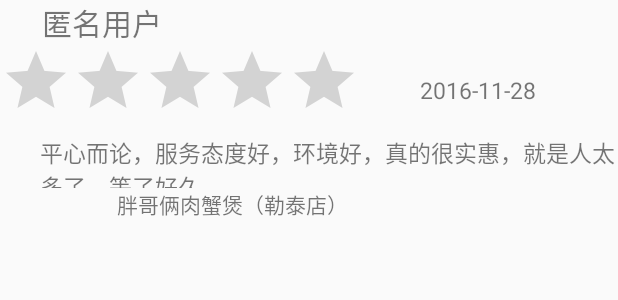
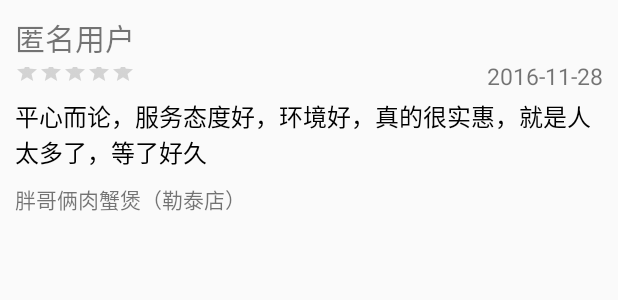
Before and after one commit to shihangqi/new_project, an Android app: the layout comment_item.xml on its own in the app's theme, with its tools: preview values and no code run, on a phone screen of 412 x 824 dp. Shown: the top 300 px of the screen. Run offline under Robolectric (Android 15) with nearby library versions, the light colour scheme and no system bars.

Commit message:
ui修改

```diff
--- a/app/src/main/AndroidManifest.xml
+++ b/app/src/main/AndroidManifest.xml
@@ -104,8 +104,6 @@
 
         <activity android:name=".ui.SettingAboutActivity">
         </activity>
-        <activity android:name=".ui.Index">
-        </activity>
     </application>
 
 </manifest>
--- a/app/src/main/java/com/example/lenovo/inequalitysign/ui/Index.java
+++ b/app/src/main/java/com/example/lenovo/inequalitysign/ui/Index.java
@@ -14,7 +14,7 @@ public class Index extends AppCompatActivity {
     protected void onCreate(Bundle savedInstanceState) {
         super.onCreate(savedInstanceState);
         setContentView(R.layout.activity_index);
-        new Handler().postDelayed(r,1000);
+        new Handler().postDelayed(r,3000);
 
     }
     Runnable r = new Runnable() {
--- a/app/src/main/res/layout/activity_index.xml
+++ b/app/src/main/res/layout/activity_index.xml
@@ -3,7 +3,7 @@
               xmlns:tools="http://schemas.android.com/tools"
               android:layout_width="match_parent"
               android:layout_height="match_parent"
-              android:background="#f0f0f0"
+              android:background="#ffffff"
               android:orientation="vertical"
               tools:context="com.example.lenovo.inequalitysign.ui.Index">
 
@@ -29,7 +29,7 @@
             android:textSize="18sp"
             android:text="不用等号的APP"
             android:layout_width="wrap_content"
-            android:layout_height="20dp" />
+            android:layout_height="25dp" />
     </LinearLayout>
     <TextView
         android:padding="90dp"
--- a/app/src/main/res/layout/activity_setting_about.xml
+++ b/app/src/main/res/layout/activity_setting_about.xml
@@ -48,7 +48,7 @@
             android:textSize="18sp"
             android:text="不用等号的APP"
             android:layout_width="wrap_content"
-            android:layout_height="20dp" />
+            android:layout_height="25dp" />
     </LinearLayout>
     <TextView
         android:padding="90dp"
--- a/app/src/main/res/layout/comment_item.xml
+++ b/app/src/main/res/layout/comment_item.xml
@@ -2,20 +2,15 @@
 <LinearLayout xmlns:android="http://schemas.android.com/apk/res/android"
               android:orientation="vertical"
               android:layout_width="match_parent"
-              android:layout_height="match_parent">
+              android:layout_height="wrap_content"
+              android:padding="10dp">
 
         <LinearLayout
             android:layout_width="match_parent"
             android:layout_height="30dp"
             android:orientation="horizontal">
             <TextView
-                android:layout_width="wrap_content"
-                android:layout_height="match_parent"
-                android:text="      "
-                android:textSize="20dp"
-                android:gravity="center_vertical"/>
-            <TextView
-                android:layout_width="wrap_content"
+                android:layout_width="match_parent"
                 android:layout_height="match_parent"
                 android:id="@+id/user_name"
                 android:text="匿名用户"
@@ -24,47 +19,55 @@
         </LinearLayout>
         <LinearLayout
             android:layout_width="match_parent"
-            android:layout_height="60dp"
+            android:layout_height="25dp"
             android:orientation="horizontal">
-            <RatingBar
-                android:progressTint="#fd0"
-                android:rating="0"
-                android:id="@+id/ratingbar"
-                android:layout_width="240dp"
-                android:isIndicator="true"
-                android:layout_height="wrap_content" />
+            <LinearLayout
+                android:layout_width="0dp"
+                android:layout_weight="1"
+                android:layout_height="match_parent">
+                <RatingBar
+                    android:progressTint="#fd0"
+                    style="?android:attr/ratingBarStyleSmall"
+                    android:rating="0"
+                    android:numStars="5"
+                    android:layout_gravity="center"
+                    android:id="@+id/ratingbar"
+                    android:layout_width="80dp"
+                    android:isIndicator="true"
+                    android:layout_height="match_parent" />
+            </LinearLayout>
+
             <TextView
-                android:layout_width="wrap_content"
+                android:layout_width="0dp"
+                android:layout_weight="1"
                 android:layout_height="match_parent"
                 android:textSize="15dp"
                 android:id="@+id/time"
-                android:gravity="center"
+                android:gravity="right"
                 android:layout_marginLeft="40dp"
                 android:text="2016-11-28"/>
         </LinearLayout>
         <LinearLayout
             android:layout_width="match_parent"
-            android:layout_height="35dp"
-            android:orientation="horizontal">
+            android:layout_height="wrap_content"
+            android:orientation="horizontal"
+            android:layout_marginBottom="3dp">
             <TextView
-                android:layout_width="wrap_content"
-                android:layout_height="match_parent"
-                android:text="\t\t"/>
-            <TextView
-                android:layout_width="wrap_content"
-                android:layout_height="match_parent"
+                android:layout_width="match_parent"
+                android:layout_height="wrap_content"
                 android:id="@+id/content"
+                android:textColor="@color/black"
                 android:text="平心而论，服务态度好，环境好，真的很实惠，就是人太多了，等了好久"
-                android:textSize="15dp"/>
+                android:textSize="16dp"/>
         </LinearLayout>
         <LinearLayout
             android:layout_width="match_parent"
-            android:layout_height="20dp">
+            android:layout_height="25dp">
             <TextView
                 android:layout_width="310dp"
                 android:layout_height="match_parent"
-                android:gravity="center"
                 android:id="@+id/shop_name"
+                android:layout_marginTop="5dp"
                 android:text="胖哥俩肉蟹煲（勒泰店）"/>
 
         </LinearLayout>
--- a/app/src/main/res/layout/fragment_mine.xml
+++ b/app/src/main/res/layout/fragment_mine.xml
@@ -170,7 +170,7 @@
                 android:gravity="center"
                 android:textColor="@color/white"
                 android:textSize="20dp"
-                android:visibility="visible"
+                android:visibility="gone"
                 />
             <LinearLayout
                 android:layout_width="0dp"
--- a/app/src/main/res/layout/fragment_square.xml
+++ b/app/src/main/res/layout/fragment_square.xml
@@ -33,7 +33,6 @@
                 android:background="@drawable/shape"/>
             <LinearLayout
                 android:layout_marginTop="10dp"
-                android:layout_marginBottom="10dp"
                 android:layout_width="match_parent"
                 android:layout_height="wrap_content">
                 <Button
@@ -61,6 +60,8 @@
             <LinearLayout
                 android:paddingLeft="10dp"
                 android:layout_width="match_parent"
+                android:layout_marginBottom="10dp"
+                android:layout_marginTop="10dp"
                 android:layout_height="30dp">
                 <TextView
                     android:layout_gravity="center_vertical"
@@ -74,7 +75,7 @@
                     android:layout_gravity="center_vertical"
                     android:layout_width="wrap_content"
                     android:layout_height="wrap_content"
-                    android:text="精选餐厅"/>
+                    android:text="精选活动"/>
             </LinearLayout>
             <LinearLayout
                 android:layout_marginRight="5dp"
```
Also changed, not shown: app/src/main/java/com/example/lenovo/inequalitysign/view/SquareFragment.java (+11 -5 lines).
